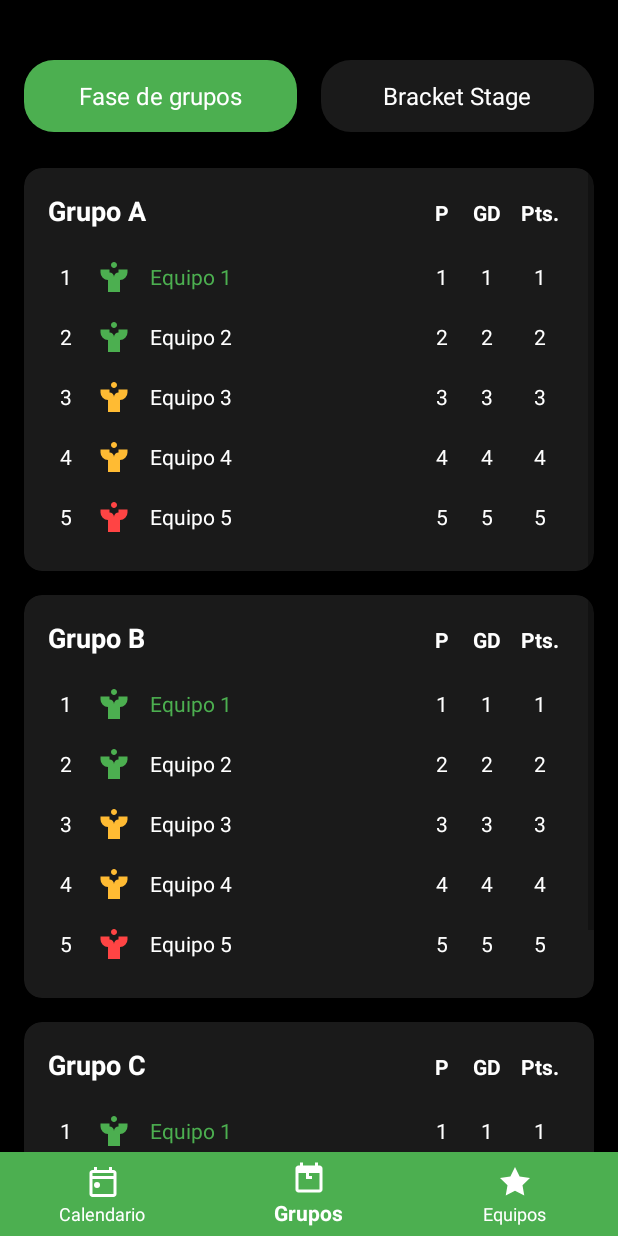
After one commit to div468/MP_Project, an Android app built with Jetpack Compose: the GruposFragment screen opened through its navigation route, on a phone screen of 412 x 824 dp. The commit adds this screen. Run offline under Robolectric (Android 15) with nearby library versions, the phone set to English and light mode, and no system bars; our stand-ins replace navigation-ui.

Commit message:
Se hiso que la pantalla de inicio sea el calendario, se creo una pantalla probivional del bracketStage, se corregio error del solapamiento con la barra de notificaciones, y se arreglaron lso botos de cambio entre fase de grupos y bracketstage

```diff
--- a/app/src/main/java/com/example/dragonstats/MainActivity.kt
+++ b/app/src/main/java/com/example/dragonstats/MainActivity.kt
@@ -1,47 +1,26 @@
 package com.example.dragonstats
 
 import android.os.Bundle
-import androidx.activity.ComponentActivity
-import androidx.activity.compose.setContent
-import androidx.activity.enableEdgeToEdge
-import androidx.compose.foundation.layout.fillMaxSize
-import androidx.compose.foundation.layout.padding
-import androidx.compose.material3.Scaffold
-import androidx.compose.material3.Text
-import androidx.compose.runtime.Composable
-import androidx.compose.ui.Modifier
-import androidx.compose.ui.tooling.preview.Preview
-import com.example.dragonstats.ui.theme.DragonStatsTheme
+import androidx.appcompat.app.AppCompatActivity
+import androidx.navigation.fragment.NavHostFragment
+import androidx.navigation.ui.setupWithNavController
+import com.google.android.material.bottomnavigation.BottomNavigationView
 
-class MainActivity : ComponentActivity() {
+class MainActivity : AppCompatActivity() {
+
     override fun onCreate(savedInstanceState: Bundle?) {
         super.onCreate(savedInstanceState)
-        enableEdgeToEdge()
-        setContent {
-            DragonStatsTheme {
-                Scaffold(modifier = Modifier.fillMaxSize()) { innerPadding ->
-                    Greeting(
-                        name = "Android",
-                        modifier = Modifier.padding(innerPadding)
-                    )
-                }
-            }
-        }
+        setContentView(R.layout.activity_main)
+
+        setupNavigation()
+    }
+
+    private fun setupNavigation() {
+        val navHostFragment = supportFragmentManager
+            .findFragmentById(R.id.nav_host_fragment) as NavHostFragment
+        val navController = navHostFragment.navController
+
+        val bottomNav = findViewById<BottomNavigationView>(R.id.bottom_navigation)
+        bottomNav.setupWithNavController(navController)
     }
 }
-
-@Composable
-fun Greeting(name: String, modifier: Modifier = Modifier) {
-    Text(
-        text = "Hello $name!",
-        modifier = modifier
-    )
-}
-
-@Preview(showBackground = true)
-@Composable
-fun GreetingPreview() {
-    DragonStatsTheme {
-        Greeting("Android")
-    }
-}
--- a/app/src/main/java/com/example/dragonstats/data/TorneoData.kt
+++ b/app/src/main/java/com/example/dragonstats/data/TorneoData.kt
@@ -26,8 +26,12 @@ object TorneoData {
             Grupo(
                 "Grupo C",
                 listOf(
-                    Equipo(11, "Equipo 1", 1, 1, 1, "C"),
-                    Equipo(12, "Equipo 2", 2, 2, 2, "C")
+                    Equipo(11, "Equipo 1", 1, 1, 1, "B"),
+                    Equipo(12, "Equipo 2", 2, 2, 2, "B"),
+                    Equipo(13, "Equipo 3", 3, 3, 3, "B"),
+                    Equipo(14, "Equipo 4", 4, 4, 4, "B"),
+                    Equipo(15, "Equipo 5", 5, 5, 5, "B")
+
                 )
             )
         )
--- a/app/src/main/java/com/example/dragonstats/ui/adapters/EquiposAdapter.kt
+++ b/app/src/main/java/com/example/dragonstats/ui/adapters/EquiposAdapter.kt
@@ -5,11 +5,12 @@ import android.view.View
 import android.view.ViewGroup
 import android.widget.ImageView
 import android.widget.TextView
+import androidx.core.content.ContextCompat
 import androidx.recyclerview.widget.RecyclerView
 import com.example.dragonstats.R
 import com.example.dragonstats.data.Equipo
 
-class EquiposAdapter(private val equipos: List<Equipo>) : RecyclerView.Adapter<EquiposAdapter.EquipoViewHolder>() {
+class EquiposAdapter(private var equipos: List<Equipo>) : RecyclerView.Adapter<EquiposAdapter.EquipoViewHolder>() {
 
     class EquipoViewHolder(view: View) : RecyclerView.ViewHolder(view) {
         val posicion: TextView = view.findViewById(R.id.tvPosicion)
@@ -28,16 +29,37 @@ class EquiposAdapter(private val equipos: List<Equipo>) : RecyclerView.Adapter<E
 
     override fun onBindViewHolder(holder: EquipoViewHolder, position: Int) {
         val equipo = equipos[position]
+        val posicionActual = position + 1
 
-        holder.posicion.text = (position + 1).toString()
+        holder.posicion.text = posicionActual.toString()
         holder.nombreEquipo.text = equipo.nombre
         holder.partidos.text = equipo.partidos.toString()
         holder.golDiferencia.text = equipo.golDiferencia.toString()
         holder.puntos.text = equipo.puntos.toString()
 
-        // Usar icono genérico o asignar iconos específicos según el equipo
+        // Cambiar color del icono según la posición (clasificación)
+        val iconColor = when (posicionActual) {
+            1, 2 -> ContextCompat.getColor(holder.itemView.context, R.color.green_primary) // Clasifican
+            3, 4 -> ContextCompat.getColor(holder.itemView.context, android.R.color.holo_orange_light) // En peligro
+            else -> ContextCompat.getColor(holder.itemView.context, android.R.color.holo_red_light) // Eliminados
+        }
+
+        holder.iconoEquipo.setColorFilter(iconColor)
         holder.iconoEquipo.setImageResource(R.drawable.ic_equipo_default)
+
+        // Resaltar al líder del grupo
+        if (posicionActual == 1) {
+            holder.nombreEquipo.setTextColor(ContextCompat.getColor(holder.itemView.context, R.color.green_primary))
+        } else {
+            holder.nombreEquipo.setTextColor(ContextCompat.getColor(holder.itemView.context, android.R.color.white))
+        }
     }
 
     override fun getItemCount() = equipos.size
+
+    // Método para actualizar datos
+    fun updateData(nuevosEquipos: List<Equipo>) {
+        equipos = nuevosEquipos
+        notifyDataSetChanged()
+    }
 }
--- a/app/src/main/java/com/example/dragonstats/ui/adapters/GruposAdapter.kt
+++ b/app/src/main/java/com/example/dragonstats/ui/adapters/GruposAdapter.kt
@@ -9,7 +9,7 @@ import androidx.recyclerview.widget.RecyclerView
 import com.example.dragonstats.R
 import com.example.dragonstats.data.Grupo
 
-class GruposAdapter(private val grupos: List<Grupo>) : RecyclerView.Adapter<GruposAdapter.GrupoViewHolder>() {
+class GruposAdapter(private var grupos: List<Grupo>) : RecyclerView.Adapter<GruposAdapter.GrupoViewHolder>() {
 
     class GrupoViewHolder(view: View) : RecyclerView.ViewHolder(view) {
         val nombreGrupo: TextView = view.findViewById(R.id.tvNombreGrupo)
@@ -29,9 +29,19 @@ class GruposAdapter(private val grupos: List<Grupo>) : RecyclerView.Adapter<Grup
 
         // Configurar RecyclerView para equipos
         val equiposAdapter = EquiposAdapter(grupo.equipos)
-        holder.recyclerViewEquipos.layoutManager = LinearLayoutManager(holder.itemView.context)
-        holder.recyclerViewEquipos.adapter = equiposAdapter
+        holder.recyclerViewEquipos.apply {
+            layoutManager = LinearLayoutManager(holder.itemView.context)
+            adapter = equiposAdapter
+            // Desactivar scroll anidado para mejor rendimiento
+            isNestedScrollingEnabled = false
+        }
     }
 
     override fun getItemCount() = grupos.size
+
+    // Método para actualizar datos
+    fun updateData(nuevosGrupos: List<Grupo>) {
+        grupos = nuevosGrupos
+        notifyDataSetChanged()
+    }
 }
--- /dev/null
+++ b/app/src/main/java/com/example/dragonstats/ui/fragments/CalendarioFragment.kt
@@ -0,0 +1,27 @@
+package com.example.dragonstats.ui.fragments
+
+import android.os.Bundle
+import android.view.LayoutInflater
+import android.view.View
+import android.view.ViewGroup
+import android.widget.TextView
+import androidx.fragment.app.Fragment
+import com.example.dragonstats.R
+
+class CalendarioFragment : Fragment() {
+
+    override fun onCreateView(
+        inflater: LayoutInflater,
+        container: ViewGroup?,
+        savedInstanceState: Bundle?
+    ): View? {
+        return inflater.inflate(R.layout.fragment_placeholder, container, false)
+    }
+
+    override fun onViewCreated(view: View, savedInstanceState: Bundle?) {
+        super.onViewCreated(view, savedInstanceState)
+
+        val textView = view.findViewById<TextView>(R.id.tvPlaceholder)
+        textView.text = "Pantalla de Calendario\n(En desarrollo)"
+    }
+}
--- a/app/src/main/java/com/example/dragonstats/ui/fragments/FaseGruposFragment.kt
+++ b/app/src/main/java/com/example/dragonstats/ui/fragments/FaseGruposFragment.kt
@@ -9,6 +9,7 @@ import androidx.recyclerview.widget.LinearLayoutManager
 import androidx.recyclerview.widget.RecyclerView
 import com.example.dragonstats.data.TorneoData
 import com.example.dragonstats.R
+import com.example.dragonstats.data.Grupo
 import com.example.dragonstats.ui.adapters.GruposAdapter
 
 class FaseGruposFragment : Fragment() {
@@ -33,7 +34,13 @@ class FaseGruposFragment : Fragment() {
 
     private fun setupRecyclerView(view: View) {
         recyclerView = view.findViewById(R.id.recyclerViewGrupos)
-        recyclerView.layoutManager = LinearLayoutManager(requireContext())
+
+        val layoutManager = LinearLayoutManager(requireContext())
+        recyclerView.layoutManager = layoutManager
+
+        // Mejorar el rendimiento del RecyclerView
+        recyclerView.setHasFixedSize(true)
+        recyclerView.itemAnimator = null // Desactivar animaciones para mejor rendimiento
 
         val grupos = TorneoData.obtenerGrupos()
         adapter = GruposAdapter(grupos)
@@ -41,7 +48,14 @@ class FaseGruposFragment : Fragment() {
     }
 
     private fun loadData() {
-        // Los datos ya se cargan en setupRecyclerView
-        // Aquí podriasmos conectar una API
+        // Simular carga de datos
+        // En una implementación real, aquí cargarías datos desde una API
+        // y actualizarías el adapter
+    }
+
+    // Método para refrescar datos
+    fun refreshData() {
+        val nuevosGrupos = TorneoData.obtenerGrupos()
+        adapter.updateData(nuevosGrupos)
     }
 }
--- /dev/null
+++ b/app/src/main/java/com/example/dragonstats/ui/fragments/GruposFragment.kt
@@ -0,0 +1,104 @@
+package com.example.dragonstats.ui.fragments
+
+import android.os.Bundle
+import android.view.View
+import android.widget.TextView
+import android.view.LayoutInflater
+import android.view.ViewGroup
+import androidx.fragment.app.Fragment
+import com.example.dragonstats.ui.fragments.BracketStageFragment
+import com.example.dragonstats.ui.fragments.FaseGruposFragment
+import com.example.dragonstats.R
+
+
+class GruposFragment : Fragment() {
+
+    private lateinit var tabFaseGrupos: TextView
+    private lateinit var tabBracketStage: TextView
+    private var currentTab = true // true = FaseGrupos, false = BracketStage
+
+    companion object {
+        private const val KEY_CURRENT_TAB = "current_tab"
+    }
+
+    override fun onCreateView(
+        inflater: LayoutInflater,
+        container: ViewGroup?,
+        savedInstanceState: Bundle?
+    ): View? {
+        return inflater.inflate(R.layout.fragment_grupos_container, container, false)
+    }
+
+    override fun onViewCreated(view: View, savedInstanceState: Bundle?) {
+        super.onViewCreated(view, savedInstanceState)
+
+        // Restaurar el estado si existe
+        savedInstanceState?.let {
+            currentTab = it.getBoolean(KEY_CURRENT_TAB, true)
+        }
+
+        setupTabs(view)
+
+        // Mostrar el fragment correcto basado en el estado
+        if (savedInstanceState == null) {
+            showCurrentTab()
+        }
+
+        // Asegurar que el tab visual esté sincronizado
+        selectTab(currentTab)
+    }
+
+    override fun onSaveInstanceState(outState: Bundle) {
+        super.onSaveInstanceState(outState)
+        outState.putBoolean(KEY_CURRENT_TAB, currentTab)
+    }
+
+    private fun setupTabs(view: View) {
+        tabFaseGrupos = view.findViewById(R.id.tabFaseGrupos)
+        tabBracketStage = view.findViewById(R.id.tabBracketStage)
+
+        tabFaseGrupos.setOnClickListener {
+            currentTab = true
+            selectTab(true)
+            showFaseGrupos()
+        }
+
+        tabBracketStage.setOnClickListener {
+            currentTab = false
+            selectTab(false)
+            showBracketStage()
+        }
+    }
+
+    private fun selectTab(isFaseGrupos: Boolean) {
+        if (isFaseGrupos) {
+            tabFaseGrupos.setBackgroundResource(R.drawable.tab_selected_background)
+            tabBracketStage.setBackgroundResource(R.drawable.tab_unselected_background)
+        } else {
+            tabFaseGrupos.setBackgroundResource(R.drawable.tab_unselected_background)
+            tabBracketStage.setBackgroundResource(R.drawable.tab_selected_background)
+        }
+    }
+
+    private fun showCurrentTab() {
+        if (currentTab) {
+            showFaseGrupos()
+        } else {
+            showBracketStage()
+        }
+    }
+
+    private fun showFaseGrupos() {
+        val fragment = FaseGruposFragment()
+        childFragmentManager.beginTransaction()
+            .replace(R.id.grupos_content_container, fragment)
+            .commit()
+    }
+
+    private fun showBracketStage() {
+        val fragment = BracketStageFragment()
+        childFragmentManager.beginTransaction()
+            .replace(R.id.grupos_content_container, fragment)
+            .commit()
+    }
+}
--- /dev/null
+++ b/app/src/main/res/drawable/ic_calendar.xml
@@ -0,0 +1,13 @@
+<?xml version="1.0" encoding="utf-8"?>
+<vector xmlns:android="http://schemas.android.com/apk/res/android"
+    android:width="24dp"
+    android:height="24dp"
+    android:viewportWidth="24"
+    android:viewportHeight="24">
+    <path
+        android:fillColor="@android:color/white"
+        android:pathData="M19,4H18V2H16V4H8V2H6V4H5C3.9,4 3,4.9 3,6V20C3,21.1 3.9,22 5,22H19C20.1,22 21,21.1 21,20V6C21,4.9 20.1,4 19,4ZM19,20H5V10H19V20ZM19,8H5V6H19V8Z"/>
+    <path
+        android:fillColor="@color/green_primary"
+        android:pathData="M6,14A2,2 0 1,1 10,14A2,2 0 1,1 6,14" />
+</vector>
--- /dev/null
+++ b/app/src/main/res/drawable/ic_schedule.xml
@@ -0,0 +1,10 @@
+<?xml version="1.0" encoding="utf-8"?>
+<vector xmlns:android="http://schemas.android.com/apk/res/android"
+    android:width="24dp"
+    android:height="24dp"
+    android:viewportWidth="24"
+    android:viewportHeight="24">
+    <path
+        android:fillColor="@android:color/white"
+        android:pathData="M14,12H10V8H12V10H14V12ZM19,3H18V1H16V3H8V1H6V3H5C3.9,3 3,3.9 3,5V19C3,20.1 3.9,21 5,21H19C20.1,21 21,20.1 21,19V5C21,3.9 20.1,3 19,3ZM19,19H5V8H19V19Z"/>
+</vector>
--- /dev/null
+++ b/app/src/main/res/drawable/ic_teams.xml
@@ -0,0 +1,10 @@
+<?xml version="1.0" encoding="utf-8"?>
+<vector xmlns:android="http://schemas.android.com/apk/res/android"
+    android:width="24dp"
+    android:height="24dp"
+    android:viewportWidth="24"
+    android:viewportHeight="24">
+    <path
+        android:fillColor="@android:color/white"
+        android:pathData="M12,2l3.09,6.26L22,9.27l-5,4.87L18.18,21L12,17.77L5.82,21L7,14.14L2,9.27l6.91-1.01L12,2z"/>
+</vector>
--- a/app/src/main/res/layout/activity_main.xml
+++ b/app/src/main/res/layout/activity_main.xml
@@ -1,75 +1,37 @@
 <?xml version="1.0" encoding="utf-8"?>
-<androidx.constraintlayout.widget.ConstraintLayout
-    xmlns:android="http://schemas.android.com/apk/res/android"
+<androidx.constraintlayout.widget.ConstraintLayout xmlns:android="http://schemas.android.com/apk/res/android"
     xmlns:app="http://schemas.android.com/apk/res-auto"
+    xmlns:tools="http://schemas.android.com/tools"
     android:layout_width="match_parent"
     android:layout_height="match_parent"
-    android:background="#000000">
+    android:background="#000000"
+    android:fitsSystemWindows="true"
+    tools:context=".MainActivity">
 
-    <!-- Tabs superiores -->
-    <LinearLayout
-        android:id="@+id/topTabs"
-        android:layout_width="match_parent"
-        android:layout_height="wrap_content"
-        android:layout_marginTop="16dp"
-        android:layout_marginHorizontal="16dp"
-        android:orientation="horizontal"
-        android:gravity="center"
-        app:layout_constraintTop_toTopOf="parent"
-        app:layout_constraintStart_toStartOf="parent"
-        app:layout_constraintEnd_toEndOf="parent">
-
-        <TextView
-            android:id="@+id/tabFaseGrupos"
-            android:layout_width="0dp"
-            android:layout_height="40dp"
-            android:layout_weight="1"
-            android:background="@drawable/tab_selected_background"
-            android:text="Fase de grupos"
-            android:textColor="@android:color/white"
-            android:textSize="14sp"
-            android:gravity="center"
-            android:layout_marginEnd="8dp" />
-
-        <TextView
-            android:id="@+id/tabBracketStage"
-            android:layout_width="0dp"
-            android:layout_height="40dp"
-            android:layout_weight="1"
-            android:background="@drawable/tab_unselected_background"
-            android:text="Bracket Stage"
-            android:textColor="@android:color/white"
-            android:textSize="14sp"
-            android:gravity="center"
-            android:layout_marginStart="8dp" />
-
-    </LinearLayout>
-
-    <!-- Fragment Container -->
+    <!-- Contenedor del NavHostFragment -->
     <androidx.fragment.app.FragmentContainerView
         android:id="@+id/nav_host_fragment"
         android:name="androidx.navigation.fragment.NavHostFragment"
-        android:layout_width="match_parent"
+        android:layout_width="0dp"
         android:layout_height="0dp"
-        android:layout_marginTop="16dp"
-        app:layout_constraintTop_toBottomOf="@id/topTabs"
-        app:layout_constraintBottom_toTopOf="@id/bottom_navigation"
+        app:defaultNavHost="true"
+        app:layout_constraintBottom_toTopOf="@+id/bottom_navigation"
+        app:layout_constraintEnd_toEndOf="parent"
         app:layout_constraintStart_toStartOf="parent"
-        app:layout_constraintEnd_toEndOf="parent"
-        app:defaultNavHost="true"
+        app:layout_constraintTop_toTopOf="parent"
         app:navGraph="@navigation/nav_graph" />
 
     <!-- Bottom Navigation -->
     <com.google.android.material.bottomnavigation.BottomNavigationView
         android:id="@+id/bottom_navigation"
-        android:layout_width="match_parent"
-        android:layout_height="60dp"
+        android:layout_width="0dp"
+        android:layout_height="wrap_content"
         android:background="@color/green_primary"
-        app:itemIconTint="@color/bottom_nav_color_selector"
-        app:itemTextColor="@color/bottom_nav_color_selector"
-        app:menu="@menu/bottom_nav_menu"
+        app:itemIconTint="@android:color/white"
+        app:itemTextColor="@android:color/white"
         app:layout_constraintBottom_toBottomOf="parent"
+        app:layout_constraintEnd_toEndOf="parent"
         app:layout_constraintStart_toStartOf="parent"
-        app:layout_constraintEnd_toEndOf="parent" />
+        app:menu="@menu/bottom_nav_menu" />
 
 </androidx.constraintlayout.widget.ConstraintLayout>
--- /dev/null
+++ b/app/src/main/res/layout/fragment_grupos_container.xml
@@ -0,0 +1,56 @@
+<?xml version="1.0" encoding="utf-8"?>
+<LinearLayout xmlns:android="http://schemas.android.com/apk/res/android"
+    android:layout_width="match_parent"
+    android:layout_height="match_parent"
+    android:orientation="vertical"
+    android:background="#000000"
+    android:fitsSystemWindows="true"
+    android:paddingTop="24dp">
+
+    <!-- Contenedor para los tabs superiores -->
+    <LinearLayout
+        android:id="@+id/topTabsContainer"
+        android:layout_width="match_parent"
+        android:layout_height="wrap_content"
+        android:orientation="horizontal"
+        android:padding="16dp"
+        android:gravity="center">
+
+        <TextView
+            android:id="@+id/tabFaseGrupos"
+            android:layout_width="0dp"
+            android:layout_height="48dp"
+            android:layout_weight="1"
+            android:text="Fase de grupos"
+            android:textColor="@android:color/white"
+            android:textSize="16sp"
+            android:gravity="center"
+            android:layout_marginEnd="8dp"
+            android:background="@drawable/tab_selected_background"
+            android:clickable="true"
+            android:focusable="true" />
+
+        <TextView
+            android:id="@+id/tabBracketStage"
+            android:layout_width="0dp"
+            android:layout_height="48dp"
+            android:layout_weight="1"
+            android:text="Bracket Stage"
+            android:textColor="@android:color/white"
+            android:textSize="16sp"
+            android:gravity="center"
+            android:layout_marginStart="8dp"
+            android:background="@drawable/tab_unselected_background"
+            android:clickable="true"
+            android:focusable="true" />
+
+    </LinearLayout>
+
+    <!-- Contenedor para el contenido dinámico (FaseGrupos o BracketStage) -->
+    <FrameLayout
+        android:id="@+id/grupos_content_container"
+        android:layout_width="match_parent"
+        android:layout_height="0dp"
+        android:layout_weight="1" />
+
+</LinearLayout>
--- a/app/src/main/res/menu/bottom_nav_menu.xml
+++ b/app/src/main/res/menu/bottom_nav_menu.xml
@@ -1,8 +1,12 @@
 <?xml version="1.0" encoding="utf-8"?>
 <menu xmlns:android="http://schemas.android.com/apk/res/android">
     <item
-        android:id="@+id/faseGruposFragment"
+        android:id="@+id/calendarioFragment"
         android:icon="@drawable/ic_calendar"
+        android:title="Calendario" />
+    <item
+        android:id="@+id/gruposFragment"
+        android:icon="@drawable/ic_schedule"
         android:title="Grupos" />
 
     <item
@@ -10,8 +14,5 @@
         android:icon="@drawable/ic_teams"
         android:title="Equipos" />
 
-    <item
-        android:id="@+id/calendarioFragment"
-        android:icon="@drawable/ic_schedule"
-        android:title="Calendario" />
+
 </menu>
--- a/app/src/main/res/navigation/nav_graph.xml
+++ b/app/src/main/res/navigation/nav_graph.xml
@@ -1,22 +1,27 @@
 <?xml version="1.0" encoding="utf-8"?>
 <navigation xmlns:android="http://schemas.android.com/apk/res/android"
     xmlns:app="http://schemas.android.com/apk/res-auto"
+    xmlns:tools="http://schemas.android.com/tools"
     android:id="@+id/nav_graph"
-    app:startDestination="@id/faseGruposFragment">
+    app:startDestination="@id/calendarioFragment">
 
     <fragment
-        android:id="@+id/faseGruposFragment"
-        android:name="com.example.dragonstats.ui.fragments.FaseGruposFragment"
-        android:label="Fase de Grupos" />
+        android:id="@+id/calendarioFragment"
+        android:name="com.example.dragonstats.ui.fragments.CalendarioFragment"
+        android:label="Calendario"
+        tools:layout="@layout/fragment_placeholder"
+        />
+
+    <fragment
+        android:id="@+id/gruposFragment"
+        android:name="com.example.dragonstats.ui.fragments.GruposFragment"
+        android:label="Grupos"
+        tools:layout="@layout/fragment_grupos_container" />
 
     <fragment
         android:id="@+id/equiposFragment"
         android:name="com.example.dragonstats.ui.fragments.EquiposFragment"
-        android:label="Equipos" />
-
-    <fragment
-        android:id="@+id/calendarioFragment"
-        android:name="com.example.dragonstats.ui.fragments.CalendarioFragment"
-        android:label="Calendario" />
-
+        android:label="Equipos"
+        tools:layout="@layout/fragment_placeholder"
+        />
 </navigation>
--- a/app/src/main/res/values/colors.xml
+++ b/app/src/main/res/values/colors.xml
@@ -4,4 +4,5 @@
     <color name="green_dark">#2E7D32</color>
     <color name="black_background">#000000</color>
     <color name="dark_gray">#1A1A1A</color>
+    <color name="white">#FFFFFF</color>
 </resources>
--- a/app/src/main/res/values/themes.xml
+++ b/app/src/main/res/values/themes.xml
@@ -1,5 +1,12 @@
 <?xml version="1.0" encoding="utf-8"?>
-<resources>
+<resources xmlns:tools="http://schemas.android.com/tools">
+    <style name="Theme.DragonStats" parent="Theme.AppCompat.DayNight.NoActionBar">
+        <!-- Colores personalizados -->
+        <item name="colorPrimary">@color/green_primary</item>
+        <item name="colorPrimaryDark">@color/green_dark</item>
+        <item name="colorAccent">@color/green_primary</item>
+        <item name="android:statusBarColor">@color/green_primary</item>
+        <item name="android:windowBackground">@color/black_background</item>
+    </style>
 
-    <style name="Theme.DragonStats" parent="android:Theme.Material.Light.NoActionBar" />
 </resources>
```
Also changed, not shown: app/src/main/java/com/example/dragonstats/ui/fragments/BracketStageFragment.kt (added, +27 -0 lines), app/src/main/java/com/example/dragonstats/ui/fragments/EquiposFragment.kt (added, +27 -0 lines), app/src/main/res/layout/fragment_placeholder.xml (added, +22 -0 lines).
